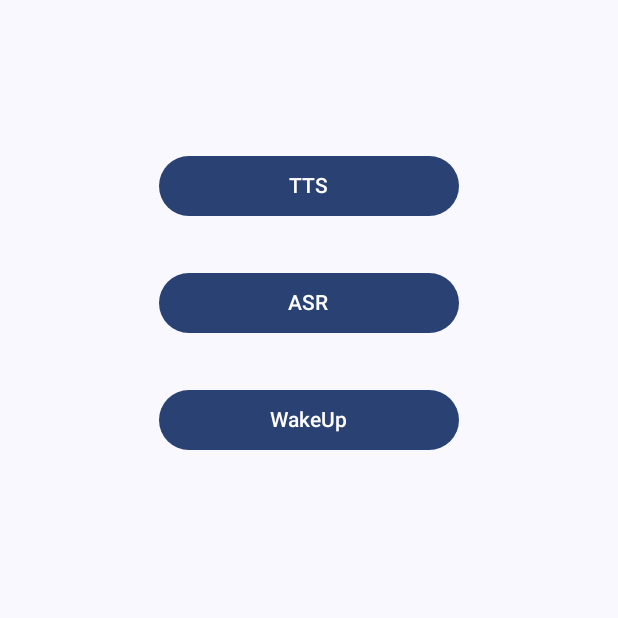
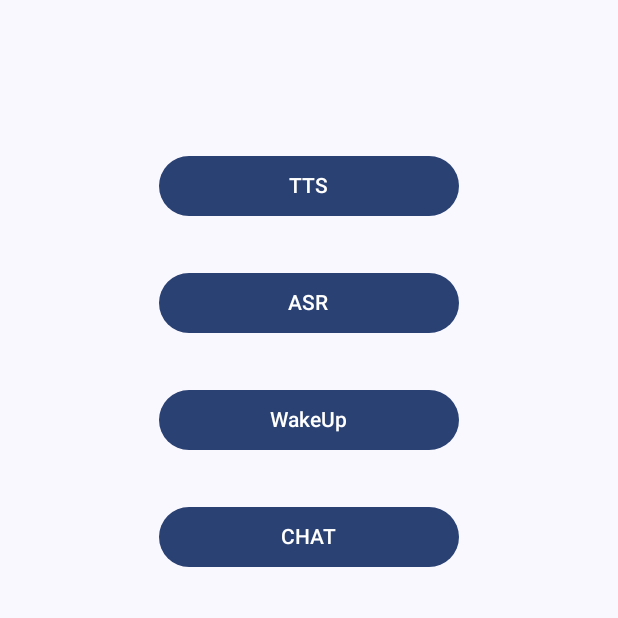
Before and after one commit to TW-Smart-CoE/ivassistant-android, an Android app built with Jetpack Compose: the screen it shows after launch (MainActivity), on a phone screen of 412 x 824 dp, the top half of it. Run offline under Robolectric (Android 15) with nearby library versions, the phone set to English and light mode, and no system bars; libraries missing offline, so code that uses them is left out: com.alibaba.idst, com.alibaba.nls, com.baidu.speech; 16 statements that could not run were skipped.

Commit message:
Fix BaiduAsr callback.onResult twice bug

```diff
--- a/app/src/main/java/com/thoughtworks/ivassistantapp/MainActivity.kt
+++ b/app/src/main/java/com/thoughtworks/ivassistantapp/MainActivity.kt
@@ -38,7 +38,6 @@ import com.thoughtworks.ivassistant.abilities.wakeup.WakeUpCallback
 import com.thoughtworks.ivassistant.abilities.wakeup.WakeUpType
 import com.thoughtworks.ivassistantapp.ui.theme.IvassistantandroidTheme
 import com.thoughtworks.ivassistantapp.utils.MultiplePermissions
-import java.io.ByteArrayInputStream
 
 class MainActivity : ComponentActivity() {
     companion object {
@@ -209,16 +208,7 @@ class MainActivity : ComponentActivity() {
                             if (text.isEmpty()) {
                                 return
                             }
-
-                            chat.chat(text, object : ChatCallback {
-                                override fun onResult(text: String) {
-                                    tts.play(text)
-                                }
-
-                                override fun onError(errorMessage: String) {
-                                    Log.e(TAG, "chat onError: $errorMessage")
-                                }
-                            })
+                            tts.play(text)
                         }
 
                         override fun onError(errorMessage: String) {
@@ -275,6 +265,27 @@ class MainActivity : ComponentActivity() {
             ) {
                 Text(text = stringResource(id = R.string.wake_up))
             }
+            Button(
+                modifier = Modifier
+                    .padding(top = 30.dp)
+                    .align(alignment = Alignment.CenterHorizontally)
+                    .width(200.dp)
+                    .wrapContentHeight(),
+                onClick = {
+                    Log.d(TAG, "chat")
+                    chat.chat(getString(R.string.hello), object : ChatCallback {
+                        override fun onResult(text: String) {
+                            tts.play(text)
+                        }
+
+                        override fun onError(errorMessage: String) {
+                            Log.e(TAG, "chat onError: $errorMessage")
+                        }
+                    })
+                }
+            ) {
+                Text(text = stringResource(id = R.string.chat))
+            }
         }
     }
 
--- a/app/src/main/res/values/strings.xml
+++ b/app/src/main/res/values/strings.xml
@@ -3,5 +3,7 @@
     <string name="tts">TTS</string>
     <string name="asr">ASR</string>
     <string name="wake_up">WakeUp</string>
+    <string name="chat">CHAT</string>
     <string name="goodbye">Goodbye</string>
+    <string name="hello">hello</string>
 </resources>
--- a/ivassistant/src/main/java/com/thoughtworks/ivassistant/abilities/asr/baidu/BaiduAsrManager.kt
+++ b/ivassistant/src/main/java/com/thoughtworks/ivassistant/abilities/asr/baidu/BaiduAsrManager.kt
@@ -36,6 +36,7 @@ class BaiduAsrManager {
                         JSONObject(params).optString(BaiduAsrConstant.BEST_RESULT)
                     logTxt += "final recognition result：$bestResult"
                     asrCallback?.onResult(bestResult)
+                    asrCallback = null
                 } else {
                     logTxt += " params :$params"
                     if (data != null) {
@@ -46,11 +47,13 @@ class BaiduAsrManager {
 
             SpeechConstant.CALLBACK_EVENT_ASR_ERROR -> {
                 asrCallback?.onError(params)
+                asrCallback = null
             }
 
             SpeechConstant.CALLBACK_EVENT_ASR_FINISH -> {
                 if (logTxt.isEmpty()) {
                     asrCallback?.onResult("")
+                    asrCallback = null
                 }
             }
 
```
